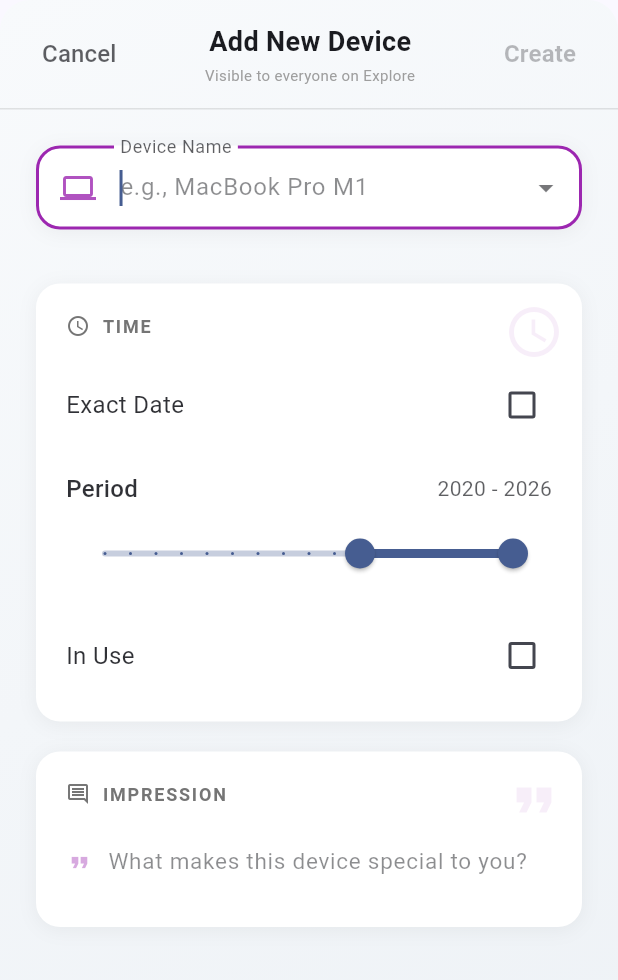
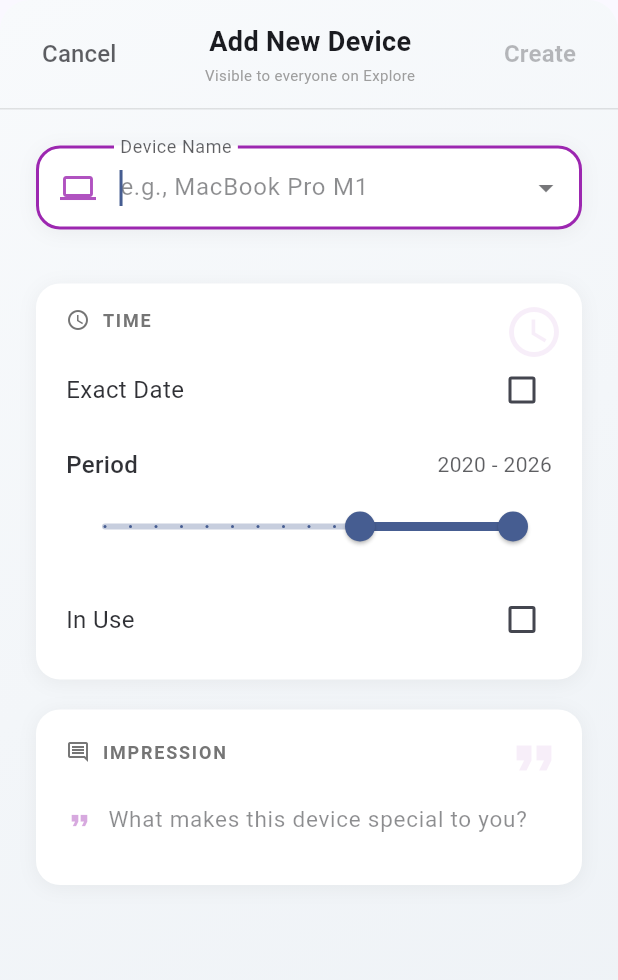
Before and after one commit to kenzo8/Kiseki, a Flutter app: the AddDevicePage widget shown alone on an empty page, opened directly, on a phone screen of 412 x 824 dp. Shown: the top 980 px of the screen. Run offline on Flutter 3.47's test engine with Material 3 defaults, Android fonts, the phone set to English and light mode, and no system bars; our stand-ins replace cloud_firestore, file_picker, firebase_auth, firebase_core, share_plus, shared_preferences; missing offline and left inert: excel; accounts and stored records are empty.

Commit message:
Adjust padding and spacing in AddDevicePage for improved layout consistency. Reduced heights of SizedBox elements and modified padding values to enhance visual alignment and user experience.

```diff
--- a/lib/pages/add_device_page.dart
+++ b/lib/pages/add_device_page.dart
@@ -790,7 +790,7 @@ class _AddDevicePageState extends State<AddDevicePage> {
                               ),
                               // Content
                               Padding(
-                                padding: const EdgeInsets.fromLTRB(20, 20, 20, 20),
+                                padding: const EdgeInsets.fromLTRB(20, 16, 20, 16),
                                 child: Column(
                                   crossAxisAlignment: CrossAxisAlignment.start,
                                   children: [
@@ -818,7 +818,7 @@ class _AddDevicePageState extends State<AddDevicePage> {
                                         ),
                                       ],
                                     ),
-                                    const SizedBox(height: 20),
+                                    const SizedBox(height: 14),
                                     // Exact Date Toggle
                                     InkWell(
                                       onTap: () {
@@ -890,7 +890,7 @@ class _AddDevicePageState extends State<AddDevicePage> {
                                         ),
                                       ),
                                     ),
-                                    const SizedBox(height: 20),
+                                    const SizedBox(height: 14),
                                     // Animated transition between Year Range Slider and Date Range UI
                                     AnimatedCrossFade(
                                       duration: const Duration(milliseconds: 300),
@@ -923,7 +923,7 @@ class _AddDevicePageState extends State<AddDevicePage> {
                                               ),
                                             ],
                                           ),
-                                          const SizedBox(height: 8),
+                                          const SizedBox(height: 6),
                                           RangeSlider(
                                             values: _yearRange,
                                             min: 2010,
@@ -963,7 +963,7 @@ class _AddDevicePageState extends State<AddDevicePage> {
                                               fontWeight: FontWeight.w500,
                                             ),
                                           ),
-                                          const SizedBox(height: 12),
+                                          const SizedBox(height: 8),
                                           Container(
                                             padding: const EdgeInsets.symmetric(horizontal: 16, vertical: 12),
                                             decoration: BoxDecoration(
@@ -1047,7 +1047,7 @@ class _AddDevicePageState extends State<AddDevicePage> {
                                         ],
                                       ),
                                     ),
-                                    const SizedBox(height: 20),
+                                    const SizedBox(height: 14),
                                     // In Use Toggle
                                     InkWell(
                                       onTap: () {
```
